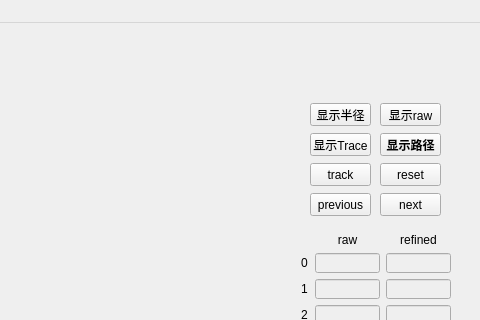
Qt form mainwindow.ui (Imrono/locAlgrithom) before a commit; both pictures show x 520 to 1000 and y 0 to 320 of the 1000 by 650 pixel window.
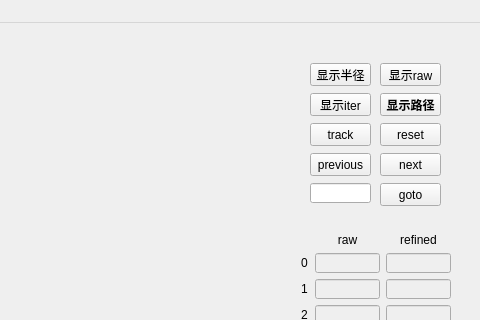
The same form after that commit. Custom widgets are drawn as their Qt base class.

What changed in the file:
```diff
--- a/mainwindow.ui
+++ b/mainwindow.ui
@@ -18,7 +18,7 @@
     <property name="geometry">
      <rect>
       <x>900</x>
-      <y>110</y>
+      <y>70</y>
       <width>61</width>
       <height>23</height>
      </rect>
@@ -37,7 +37,7 @@
     <property name="geometry">
      <rect>
       <x>830</x>
-      <y>140</y>
+      <y>100</y>
       <width>61</width>
       <height>23</height>
      </rect>
@@ -66,7 +66,7 @@
     <property name="geometry">
      <rect>
       <x>900</x>
-      <y>140</y>
+      <y>100</y>
       <width>61</width>
       <height>23</height>
      </rect>
@@ -79,7 +79,7 @@
     <property name="geometry">
      <rect>
       <x>900</x>
-      <y>170</y>
+      <y>130</y>
       <width>61</width>
       <height>23</height>
      </rect>
@@ -98,7 +98,7 @@
     <property name="geometry">
      <rect>
       <x>900</x>
-      <y>80</y>
+      <y>40</y>
       <width>61</width>
       <height>23</height>
      </rect>
@@ -111,7 +111,7 @@
     <property name="geometry">
      <rect>
       <x>830</x>
-      <y>170</y>
+      <y>130</y>
       <width>61</width>
       <height>23</height>
      </rect>
@@ -306,7 +306,7 @@
     <property name="geometry">
      <rect>
       <x>830</x>
-      <y>80</y>
+      <y>40</y>
       <width>61</width>
       <height>23</height>
      </rect>
@@ -319,13 +319,13 @@
     <property name="geometry">
      <rect>
       <x>830</x>
-      <y>110</y>
+      <y>70</y>
       <width>61</width>
       <height>23</height>
      </rect>
     </property>
     <property name="text">
-     <string>显示Trace</string>
+     <string>显示iter</string>
     </property>
    </widget>
    <widget class="uiUsrFrame" name="UsrFrm">
@@ -344,6 +344,32 @@
      <enum>QFrame::Raised</enum>
     </property>
    </widget>
+   <widget class="QLineEdit" name="distCountEdit">
+    <property name="geometry">
+     <rect>
+      <x>830</x>
+      <y>160</y>
+      <width>61</width>
+      <height>20</height>
+     </rect>
+    </property>
+   </widget>
+   <widget class="QPushButton" name="gotoCount">
+    <property name="geometry">
+     <rect>
+      <x>900</x>
+      <y>160</y>
+      <width>61</width>
+      <height>23</height>
+     </rect>
+    </property>
+    <property name="text">
+     <string>goto</string>
+    </property>
+    <property name="autoDefault">
+     <bool>true</bool>
+    </property>
+   </widget>
    <zorder>showPath</zorder>
    <zorder>beginTrack</zorder>
    <zorder>reset</zorder>
```
Left out of the diff: 29 changed lines with no effect on the pictures.
